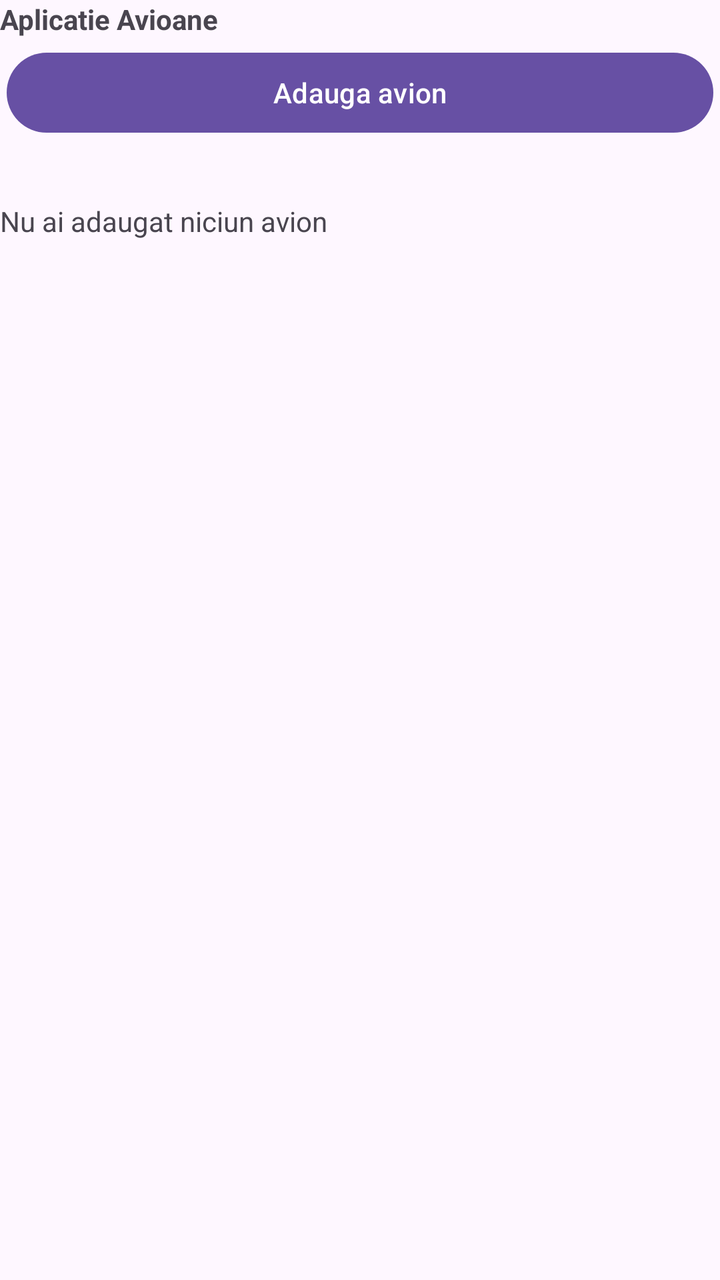
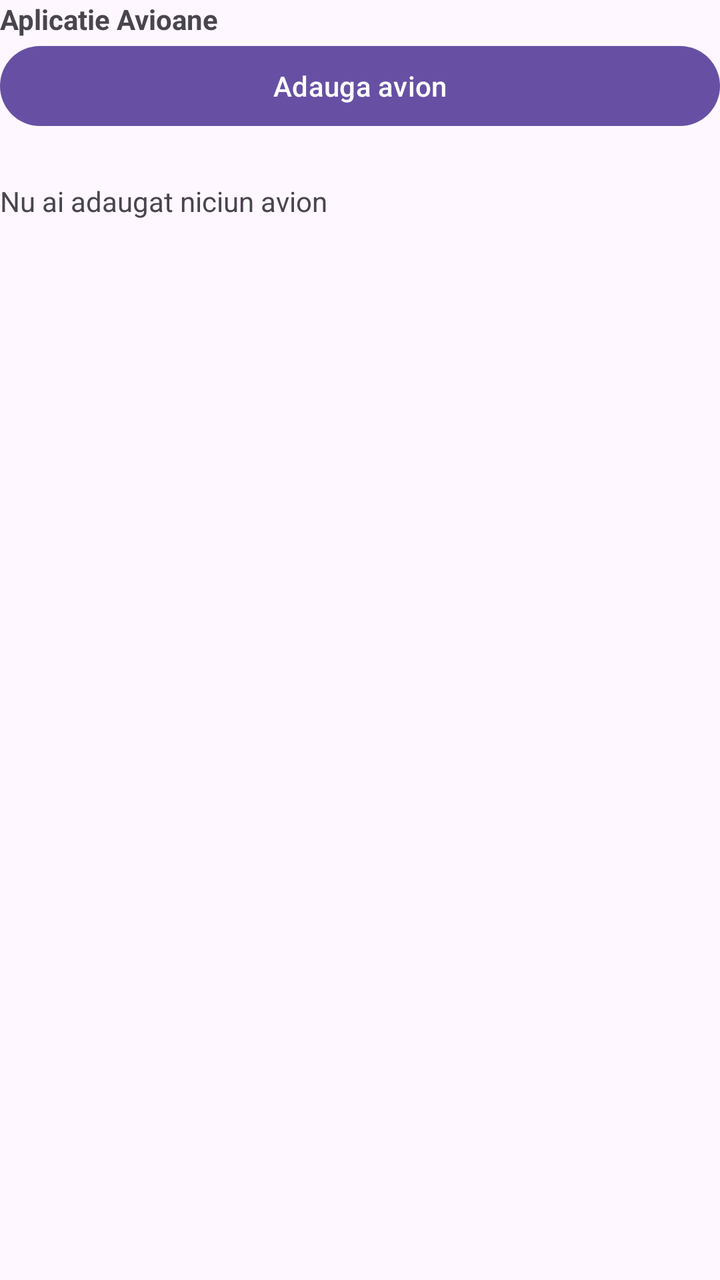

The first picture is an Android layout as it rendered before a commit; the second is the same layout after the commit. The layout source and the unified diff follow.
<!-- AndroidManifest.xml: application theme Theme.Seminarii_DAM -->
<!-- res/layout/activity_main.xml -->
<?xml version="1.0" encoding="utf-8"?>
<LinearLayout xmlns:android="http://schemas.android.com/apk/res/android"
    xmlns:app="http://schemas.android.com/apk/res-auto"
    xmlns:tools="http://schemas.android.com/tools"
    android:id="@+id/main"
    android:layout_width="match_parent"
    android:layout_height="match_parent"
    android:orientation="vertical"
    tools:context=".MainActivity">

    <TextView
        android:layout_width="wrap_content"
        android:layout_height="wrap_content"
        android:text="Aplicatie Avioane"
        android:textStyle="bold"
        app:layout_constraintBottom_toBottomOf="parent"
        app:layout_constraintEnd_toEndOf="parent"
        app:layout_constraintStart_toStartOf="parent"
        app:layout_constraintTop_toTopOf="parent" />

    <Button
        android:id="@+id/btnAdauga"
        android:layout_width="match_parent"
        android:layout_height="wrap_content"
        android:layout_marginTop="10px"
        android:layout_marginBottom="20px"
        android:layout_marginLeft="10px"
        android:layout_marginRight="10px"
        android:text="@string/adauga_avion" />
    
    <TextView
        android:id="@+id/tvAddPlane"
        android:layout_width="match_parent"
        android:layout_height="wrap_content"
        android:text="Nu ai adaugat niciun avion"
        android:layout_marginTop="24dp" />

</LinearLayout>
<!-- resources referenced by this layout -->
<resources>
  <string name="adauga_avion">Adauga avion</string>
  <style name="Theme.Seminarii_DAM" parent="Base.Theme.Seminarii_DAM" />
  <style name="Base.Theme.Seminarii_DAM" parent="Theme.Material3.DayNight.NoActionBar">
          
          
      </style>
</resources>

<!-- the commit's change to res/layout/activity_main.xml (unified diff, before → after) -->
@@ -22,10 +22,6 @@
         android:id="@+id/btnAdauga"
         android:layout_width="match_parent"
         android:layout_height="wrap_content"
-        android:layout_marginTop="10px"
-        android:layout_marginBottom="20px"
-        android:layout_marginLeft="10px"
-        android:layout_marginRight="10px"
         android:text="@string/adauga_avion" />
     
     <TextView
